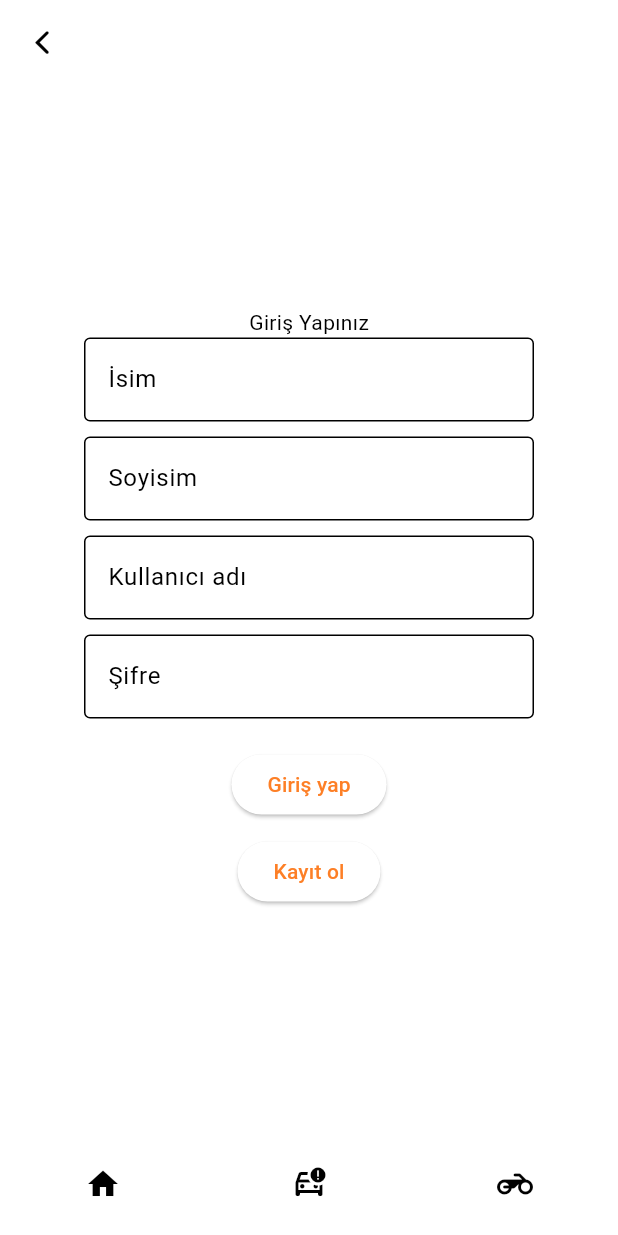
After one commit to AlperenlCan/AutoCare, a Flutter app: the RegisterScreen screen opened by its route, on a phone screen of 412 x 824 dp. The commit adds this screen. Run offline on Flutter 3.47's test engine with Material 3 defaults, Android fonts, the phone set to English and light mode, and no system bars; our stand-ins replace go_router, lottie; missing offline and left inert: dotlottie_loader; network calls fail.

Commit message:
Giriş yap kayıt ol eklendi

```diff
--- a/lib/core/routes.dart
+++ b/lib/core/routes.dart
@@ -2,7 +2,7 @@ import 'dart:developer';
 
 import 'package:flutter/material.dart';
 import 'package:flutter_app/screens/car_1.dart';
-import 'package:flutter_app/screens/theme_screen.dart';
+import 'package:flutter_app/screens/profile_screen.dart';
 import 'package:go_router/go_router.dart';
 import '../screens/info_screen.dart';
 import '../screens/language.dart';
@@ -11,6 +11,7 @@ import '../screens/home_screen.dart';
 import '../screens/logout_screen.dart';
 import '../screens/natification.dart';
 import '../screens/car_2.dart';
+import '../screens/register.dart';
 import '../screens/settings_screen.dart';
 
 // Router yapılandırması
@@ -28,6 +29,10 @@ final router = GoRouter(
     GoRoute(
       path: '/profile',
       builder: (context, state) => const ProfileScreen(),
+    ),
+    GoRoute(
+      path: '/register',
+      builder: (context, state) => const RegisterScreen(),
     ),
     GoRoute(
       path: '/service_info',
--- a/lib/screens/car_2.dart
+++ b/lib/screens/car_2.dart
@@ -27,7 +27,7 @@
                     crossAxisAlignment: CrossAxisAlignment.start,
                     children: const [
                       Text(
-                        "Plaka: 35XYZ789 ",
+                        "Plaka: 34ABC123 ",
                         style: TextStyle(
                           fontSize: 20,
                           fontWeight: FontWeight.bold,
--- a/lib/screens/home_screen.dart
+++ b/lib/screens/home_screen.dart
@@ -2,7 +2,7 @@ import 'package:dotlottie_loader/dotlottie_loader.dart';
 import 'package:flutter/material.dart';
 import 'package:flutter/cupertino.dart';
 import 'package:flutter_app/core/constants.dart';
-import 'package:flutter_app/screens/theme_screen.dart';
+import 'package:flutter_app/screens/profile_screen.dart';
 import 'package:go_router/go_router.dart';
 import 'package:lottie/lottie.dart';
 
--- /dev/null
+++ b/lib/screens/register.dart
@@ -0,0 +1,96 @@
+// ignore_for_file: prefer_const_literals_to_create_immutables, prefer_const_constructors
+
+import 'package:flutter/cupertino.dart';
+import 'package:flutter/material.dart';
+import 'package:flutter/widgets.dart';
+import 'package:go_router/go_router.dart';
+
+import '../core/constants.dart';
+import '../widgets/bottom_menu.dart';
+
+class RegisterScreen extends StatefulWidget {
+  const RegisterScreen({super.key});
+
+  @override
+  State<RegisterScreen> createState() => _RegisterScreenState();
+}
+
+class _RegisterScreenState extends State<RegisterScreen> {
+  @override
+  Widget build(BuildContext context) {
+    return Scaffold(
+          backgroundColor: Theme.of(context).colorScheme.surface,
+        appBar: AppBar(
+          backgroundColor: Theme.of(context).colorScheme.surface,
+          leading: IconButton(
+          icon: const Icon(color: Colors.black, CupertinoIcons.back),
+          onPressed: () {
+            context.go('/home');
+          },
+        ),
+
+        ),
+
+
+      body: Center(
+        child: SizedBox(
+          width: 300,
+          child: Column(
+            mainAxisAlignment: MainAxisAlignment.center,
+            children: [
+              const Center(
+
+                child: Text("Giriş Yapınız"),
+              ),
+              TextField(
+                decoration: InputDecoration(
+                  hintText: "İsim",
+                  border: OutlineInputBorder()
+                ),
+              ),
+              SizedBox(height: 10,),
+              TextField(
+                obscureText: true,
+                decoration: InputDecoration(
+                  hintText: "Soyisim",
+                  border: OutlineInputBorder(),
+                ),
+              ),
+              SizedBox(height: 10),
+              TextField(
+                decoration: InputDecoration(
+                  hintText: "Kullanıcı adı",
+                  border: OutlineInputBorder()
+                ),
+              ),
+              SizedBox(height: 10),
+              TextField(
+                obscureText: true,
+                decoration: InputDecoration(
+                  hintText: "Şifre",
+                  border: OutlineInputBorder(),
+                ),
+              ),
+              SizedBox(height: 10),
+              SizedBox(height: 10,),
+              ElevatedButton(
+                onPressed: () {
+                  context.go("/home");
+              },
+              child: const Text("Giriş yap"),
+              ),
+              SizedBox(height: 10),
+              ElevatedButton(
+                onPressed: () {
+                  context.push("/theme_screen");
+              },
+              child: const Text("Kayıt ol"),
+              ),
+            ],
+          ),
+        ),
+      ),
+        bottomNavigationBar: BottomMenu()
+    );
+  }
+}
--- a/lib/widgets/bottom_menu.dart
+++ b/lib/widgets/bottom_menu.dart
@@ -26,14 +26,14 @@ class BottomMenu extends StatelessWidget {
           IconButton(
             onPressed: () { context.go("/service_info");},
              icon: Icon(
-              Icons.car_crash,
+              Icons.car_crash_outlined,
               color: Colors.black,
             ),
           ),
           IconButton(
             onPressed: () { context.go("/profile");},
              icon: Icon(
-              Icons.person,
+              Icons.motorcycle_rounded,
               color: Colors.black,
             ),
           ),
```
Also changed, not shown: lib/screens/profile_screen.dart (added, +81 -0 lines), lib/screens/theme_screen.dart (deleted, +0 -39 lines).
